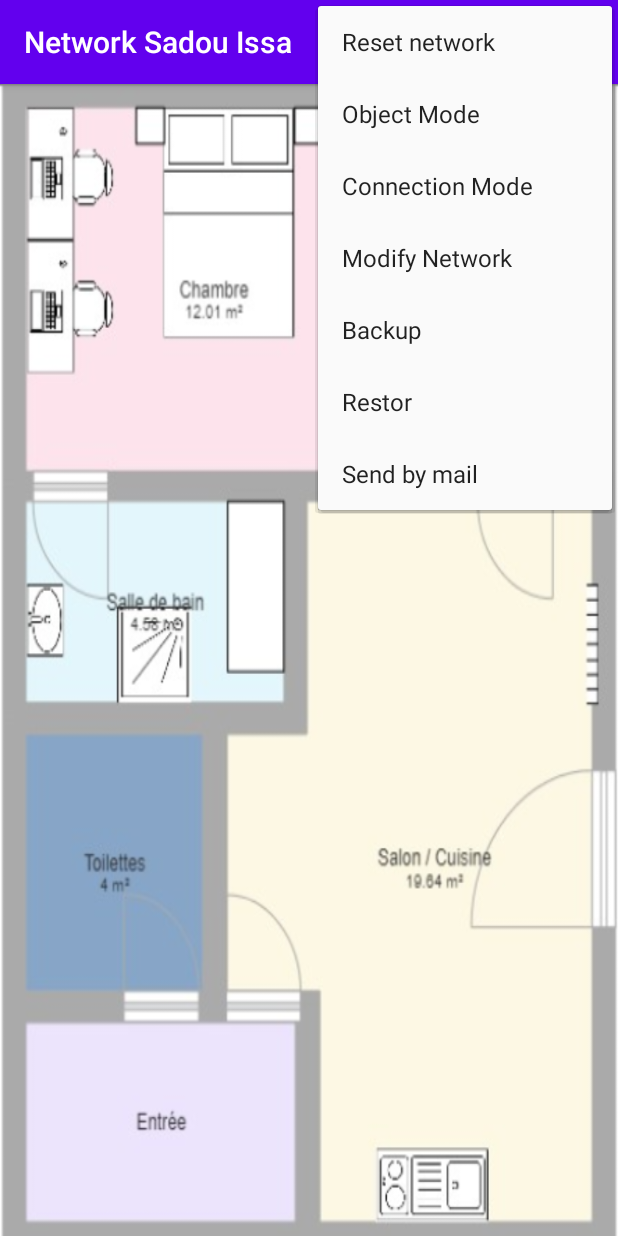
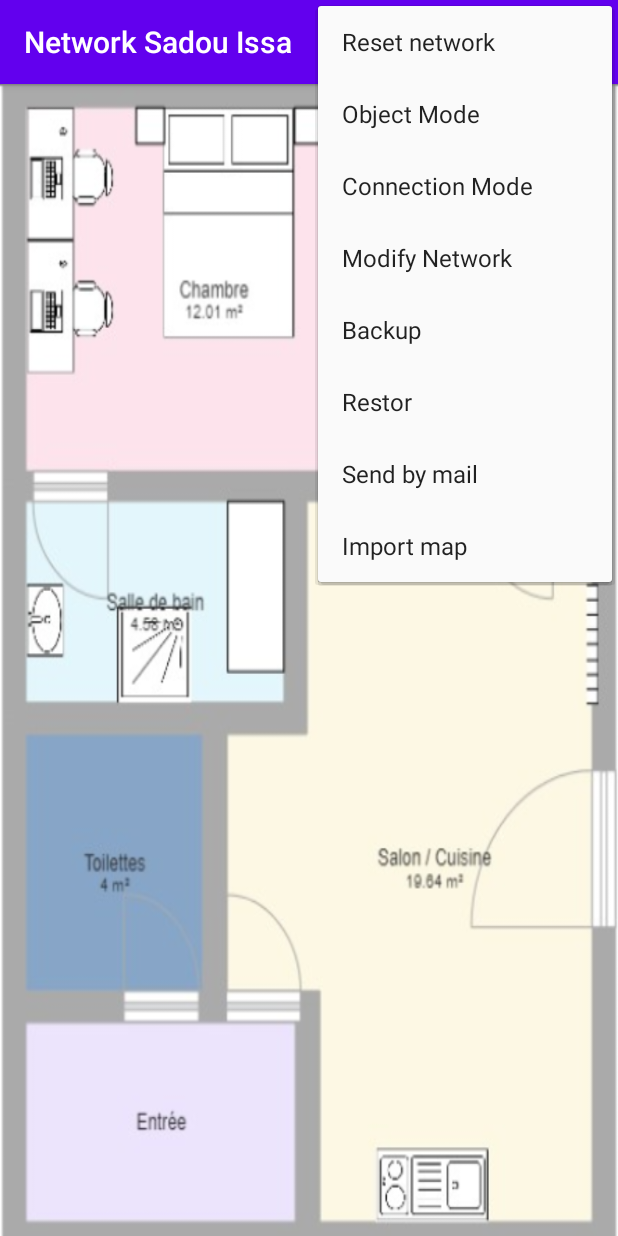
Before and after one commit to sabari2018/NetworkSBIS, an Android app: the screen it shows after launch (MainActivity), with the options menu open, on a phone screen of 412 x 824 dp. Run offline under Robolectric (Android 15) with nearby library versions, the phone set to English and light mode, and no system bars.

Commit message:
Ajout au menu de : Import map

```diff
--- a/app/src/main/java/com/example/networksbis/MainActivity.kt
+++ b/app/src/main/java/com/example/networksbis/MainActivity.kt
@@ -101,6 +101,10 @@ class MainActivity : AppCompatActivity(), View.OnLongClickListener {
                 Toast.makeText(this@MainActivity,R.string.send_network_mail, Toast.LENGTH_SHORT).show()
                 true
             }
+            R.id.import_map ->{
+                Toast.makeText(this@MainActivity,R.string.import_map, Toast.LENGTH_SHORT).show()
+                true
+            }
 
             else -> super.onOptionsItemSelected(item)
         }
--- a/app/src/main/res/menu/menu_main.xml
+++ b/app/src/main/res/menu/menu_main.xml
@@ -41,5 +41,11 @@
         android:title="@string/send_network_mail"
         app:showAsAction="never" />
 
+    <item
+        android:id="@+id/import_map"
+        android:orderInCategory="100"
+        android:title="@string/import_map"
+        app:showAsAction="never" />
+
 
 </menu>
--- a/app/src/main/res/values/strings.xml
+++ b/app/src/main/res/values/strings.xml
@@ -12,6 +12,7 @@
     <string name="backup_network">Backup</string>
     <string name="restore_network">Restor</string>
     <string name="send_network_mail">Send by mail</string>
+    <string name="import_map">Import map</string>
 
     <string name="confirm_dialog_title">Confirmation</string>
     <string name="confirm_dialog_msg">Are you sure to reset your network ?</string>
```
Also changed, not shown: 1 other file.
